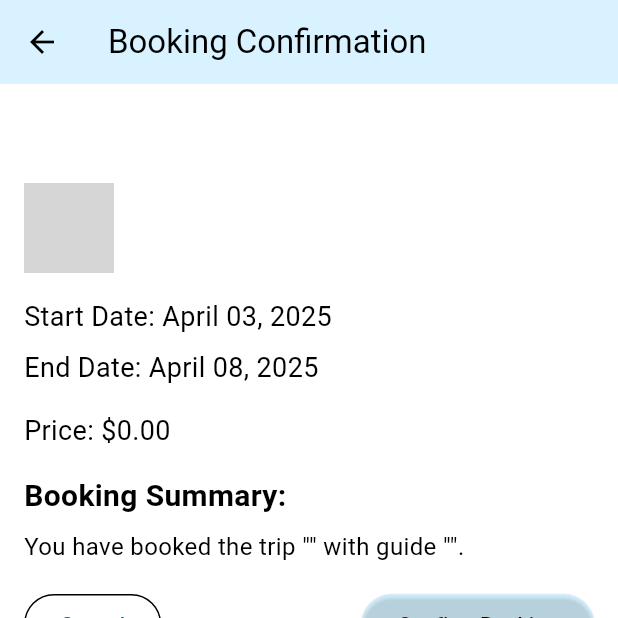
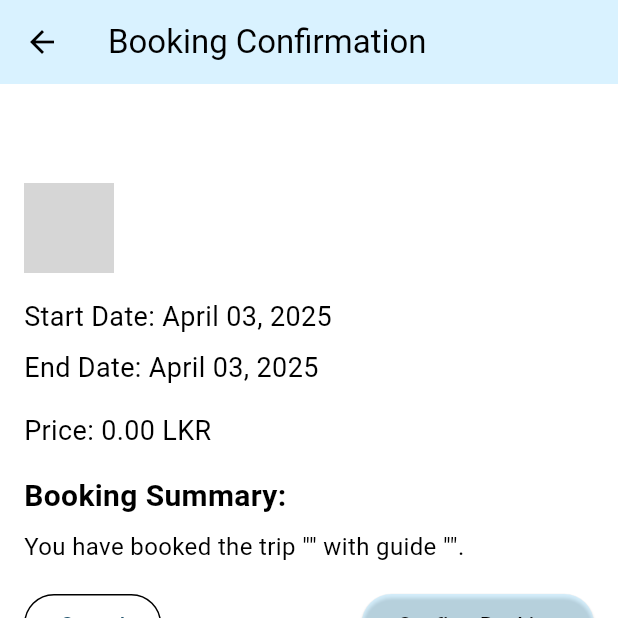
Before and after one commit to R-veesh/Sri_Traveler, a Flutter app: the BookingConfirmationScreen screen opened directly with empty values, on a phone screen of 412 x 824 dp, the top half of it. Run offline on Flutter 3.47's test engine with Material 3 defaults, Android fonts, the phone set to English and light mode, and no system bars; our stand-ins replace cached_network_image, cloud_firestore, dio, firebase_auth, firebase_core, image_picker and 2 more; accounts and stored records are empty; network calls fail; grey boxes are pictures that could not be loaded.

Commit message:
booking today day done

```diff
--- a/lib/home/TripScreen/BookingConfirmationScreen.dart
+++ b/lib/home/TripScreen/BookingConfirmationScreen.dart
@@ -20,7 +20,7 @@ class BookingConfirmationScreen extends StatelessWidget {
       await DbService().bookingTrip(
         booking.guideName,
         booking.startDate,
-        5, // Example trip duration, you can pass it dynamically
+        booking.duration,
       );
 
       // Display a confirmation message
@@ -82,14 +82,14 @@ class BookingConfirmationScreen extends StatelessWidget {
               const SizedBox(height: 8),
               // Assuming a fixed duration or dynamic calculation
               Text(
-                'End Date: ${formatDate(booking.startDate.add(Duration(days: 5)))}',
+                'End Date: ${formatDate(booking.startDate.add(Duration(days: booking.duration)))}',
                 style: const TextStyle(fontSize: 18),
               ),
               const SizedBox(height: 16),
 
               // Price
               Text(
-                'Price: \$${booking.price.toStringAsFixed(2)}',
+                'Price: ${booking.price.toStringAsFixed(2)} LKR',
                 style: const TextStyle(fontSize: 18),
               ),
               const SizedBox(height: 16),
--- a/lib/models/booking_modal.dart
+++ b/lib/models/booking_modal.dart
@@ -5,6 +5,7 @@ class BookingModal {
   final String tripName;
   final String guideName;
   final String guideImagePath;
+  final int duration;
   final double price;
   final DateTime startDate;
 
@@ -13,6 +14,7 @@ class BookingModal {
     required this.tripName,
     required this.guideName,
     required this.guideImagePath,
+    required this.duration,
     required this.price,
     required this.startDate,
   });
@@ -23,6 +25,7 @@ class BookingModal {
       tripName: json['tripName'] ?? '',
       guideName: json['guideName'] ?? '',
       guideImagePath: json['guideImagePath'] ?? '',
+      duration: json['duration'] ?? '',
       price: json['price']?.toDouble() ?? 0.0,
       startDate: (json['startDate'] is Timestamp)
           ? (json['startDate'] as Timestamp).toDate()
```
Also changed, not shown: lib/home/TripScreen/TripDetailScreen.dart (+3 -32 lines).
